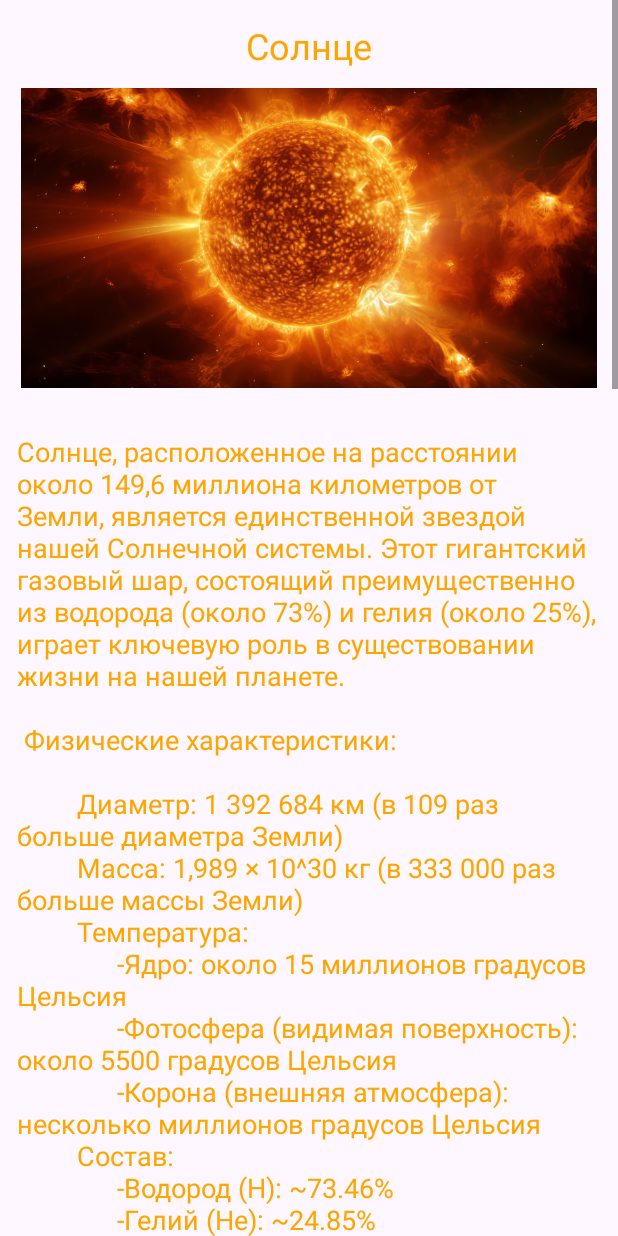
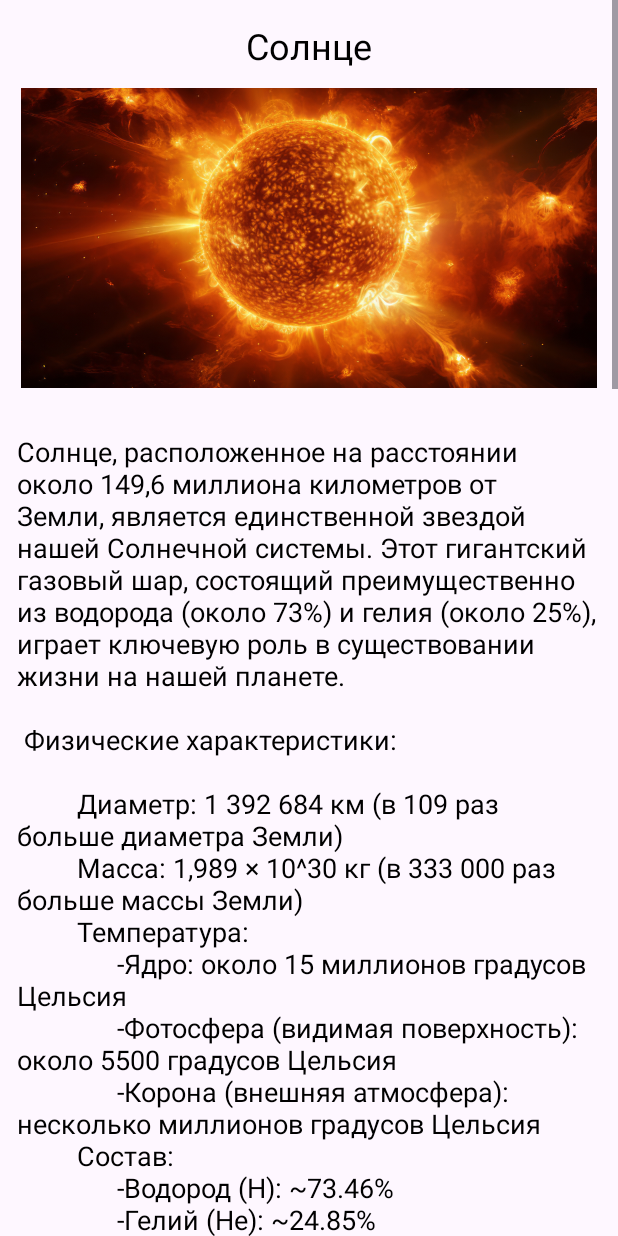
Before and after one commit to HlupaVivisector/AstronomyApp, an Android app: the screen it shows after launch (DetailActivity), after a tap on "Солнце", on a phone screen of 412 x 824 dp. Run offline under Robolectric (Android 15) with nearby library versions, the phone set to English and light mode, and no system bars.

Commit message:
Second update

```diff
--- a/app/src/main/res/layout/activity_detail.xml
+++ b/app/src/main/res/layout/activity_detail.xml
@@ -23,7 +23,7 @@
         android:text="Title"
         android:textSize="24sp"
         android:layout_gravity="center"
-        android:textColor="@color/Orange"
+        android:textColor="@color/black"
         android:layout_marginBottom="12dp"/>
     <ImageView
         android:layout_width="400dp"
@@ -42,7 +42,7 @@
             android:layout_marginTop="10dp"
             android:padding="20dp"
             android:text="Description"
-            android:textColor="@color/Orange"
+            android:textColor="@color/black"
             android:textSize="18sp" />
 
         </LinearLayout>
--- a/app/src/main/res/layout/recycler_item.xml
+++ b/app/src/main/res/layout/recycler_item.xml
@@ -42,7 +42,7 @@
                         android:text="Title"
                         android:textSize="20sp"
                         android:maxLines="1"
-                        android:textColor="@color/Orange"
+                        android:textColor="@color/black"
                         android:id="@+id/recTitle"/>
                     <TextView
                         android:layout_width="match_parent"
--- a/gradle/libs.versions.toml
+++ b/gradle/libs.versions.toml
@@ -1,5 +1,5 @@
 [versions]
-agp = "8.4.1"
+agp = "8.4.2"
 junit = "4.13.2"
 junitVersion = "1.1.5"
 espressoCore = "3.5.1"
```
